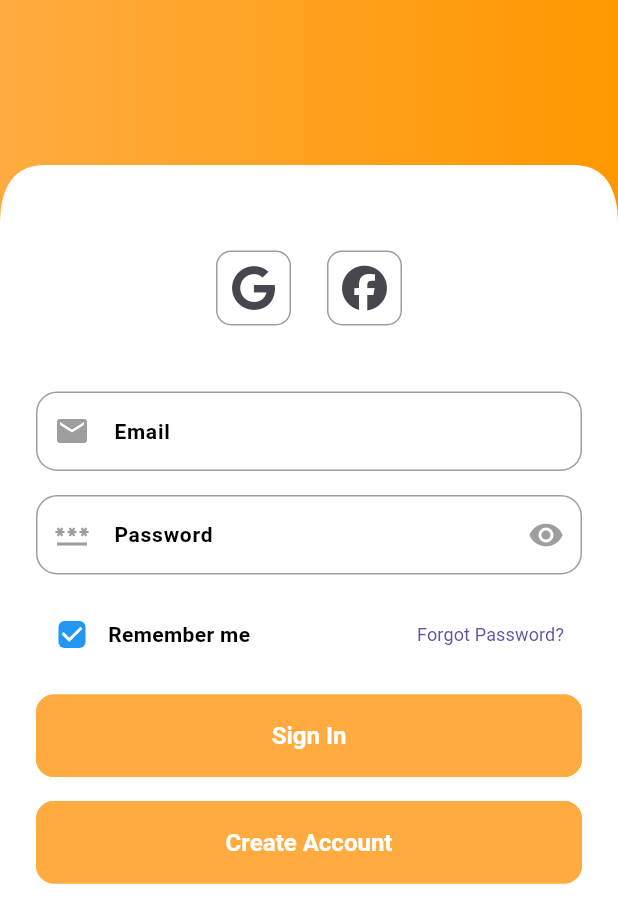
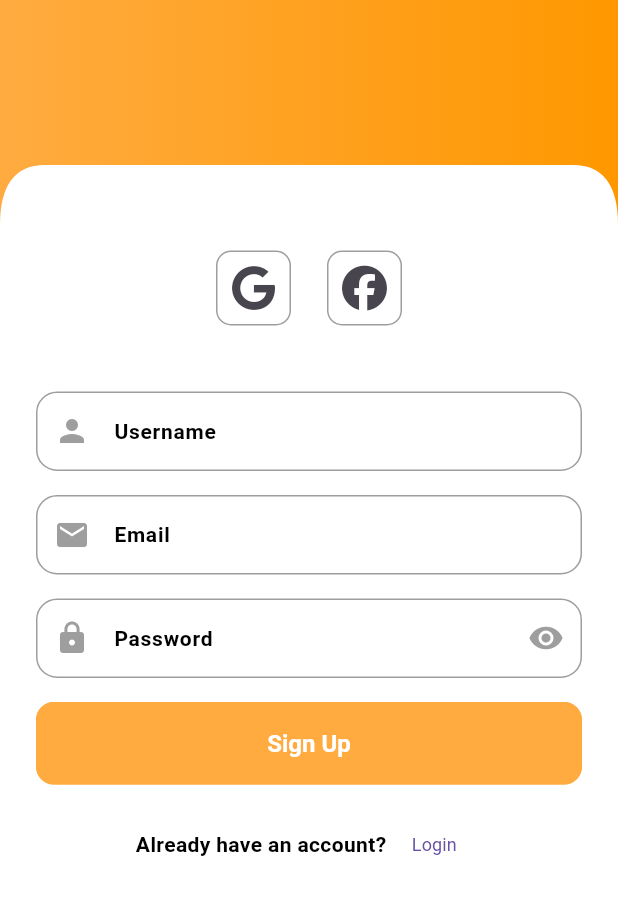
Before and after one commit to KlementA02/ChoFoodApp, a Flutter app: the screen it shows after launch, after a tap on "Create Account", on a phone screen of 412 x 824 dp. Shown: the top 923 px of the screen. Run offline on Flutter 3.47's test engine with Material 3 defaults, Android fonts, the light colour scheme and no system bars; our stand-ins replace carousel_slider, font_awesome_flutter, get, iconsax; network calls fail; Roboto replaces fonts that are missing (Poppins).

Commit message:
created the signup pagee

```diff
--- a/bike_delivery_app/lib/screens/login_screen.dart
+++ b/bike_delivery_app/lib/screens/login_screen.dart
@@ -3,6 +3,8 @@ import 'package:bike_delivery_app/screens/navigation_page.dart';
 import 'package:flutter/material.dart';
 import 'package:font_awesome_flutter/font_awesome_flutter.dart';
 import 'package:get/get.dart';
+
+import 'signup.dart';
 
 class LoginScreen extends StatelessWidget {
   const LoginScreen({super.key});
@@ -84,7 +86,14 @@ class LoginScreen extends StatelessWidget {
                         SizedBox(
                           width: double.infinity,
                           child: ElevatedButton(
-                              onPressed: () {},
+                              onPressed: () {
+                                // Navigate to another page
+                                Navigator.push(
+                                  context,
+                                  MaterialPageRoute(
+                                      builder: (context) => const SignUpPage()),
+                                );
+                              },
                               child: const Padding(
                                 padding: EdgeInsets.all(8.0),
                                 child: Text('Create Account'),
--- /dev/null
+++ b/bike_delivery_app/lib/screens/signup.dart
@@ -0,0 +1,145 @@
+import 'package:flutter/material.dart';
+import 'package:font_awesome_flutter/font_awesome_flutter.dart';
+import 'package:get/get.dart';
+
+import '../custom_shape/custom_shape.dart';
+import 'login_screen.dart';
+
+class SignUpPage extends StatelessWidget {
+  const SignUpPage({super.key});
+
+  @override
+  Widget build(BuildContext context) {
+    return Scaffold(
+      body: SingleChildScrollView(
+        child: Column(
+          children: [
+            ClipPath(
+              clipper: CustomCurvedEdges(),
+              child: Container(
+                height: 150,
+                decoration: const BoxDecoration(
+                    gradient: LinearGradient(
+                        colors: [Colors.orangeAccent, Colors.orange])),
+              ),
+            ),
+            Padding(
+              padding: const EdgeInsets.only(
+                top: 5,
+                left: 24,
+                bottom: 24,
+                right: 24,
+              ),
+              child: Column(
+                children: [
+                  const SignUpWithIcons(),
+                  Form(
+                    child: Padding(
+                      padding: const EdgeInsets.symmetric(vertical: 32),
+                      child: Column(
+                        children: [
+                          TextFormField(
+                            decoration: const InputDecoration(
+                                prefixIcon: Icon(Icons.person),
+                                labelText: "Username"),
+                          ),
+                          const SizedBox(height: 16),
+                          TextFormField(
+                            decoration: const InputDecoration(
+                                prefixIcon: Icon(Icons.mail),
+                                labelText: "Email"),
+                          ),
+                          const SizedBox(height: 16),
+                          TextFormField(
+                            decoration: const InputDecoration(
+                                prefixIcon: Icon(Icons.lock),
+                                labelText: "Password",
+                                suffixIcon: Icon(Icons.visibility)),
+                          ),
+                          const SizedBox(height: 16),
+                          SizedBox(
+                            width: double.infinity,
+                            child: ElevatedButton(
+                              onPressed: () {
+                                // Perform sign up logic
+                              },
+                              child: const Padding(
+                                padding: EdgeInsets.all(8.0),
+                                child: Text('Sign Up'),
+                              ),
+                            ),
+                          ),
+                          const SizedBox(height: 16),
+                          Row(
+                            mainAxisAlignment: MainAxisAlignment.center,
+                            children: [
+                              const Text("Already have an account?"),
+                              TextButton(
+                                onPressed: () {
+                                  // Navigate to login page
+                                  Get.to(const LoginScreen());
+                                },
+                                child: const Text("Login"),
+                              ),
+                            ],
+                          ),
+                        ],
+                      ),
+                    ),
+                  ),
+                ],
+              ),
+            ),
+          ],
+        ),
+      ),
+    );
+  }
+}
+
+class SignUpWithIcons extends StatelessWidget {
+  const SignUpWithIcons({Key? key}) : super(key: key);
+
+  @override
+  Widget build(BuildContext context) {
+    return Row(
+      mainAxisAlignment: MainAxisAlignment.center,
+      children: [
+        Padding(
+          padding: const EdgeInsets.all(12.0),
+          child: Container(
+            decoration: BoxDecoration(
+                border: Border.all(color: Colors.grey),
+                borderRadius: BorderRadius.circular(10)),
+            child: IconButton(
+              onPressed: () {
+                // Implement Google sign up logic
+              },
+              icon: const FaIcon(
+                FontAwesomeIcons.google,
+                size: 30,
+              ),
+            ),
+          ),
+        ),
+        Padding(
+          padding: const EdgeInsets.all(12.0),
+          child: Container(
+            decoration: BoxDecoration(
+                border: Border.all(color: Colors.grey),
+                borderRadius: BorderRadius.circular(10)),
+            child: IconButton(
+              onPressed: () {
+                // Implement Facebook sign up logic
+              },
+              icon: const FaIcon(
+                FontAwesomeIcons.facebook,
+                size: 30,
+              ),
+            ),
+          ),
+        )
+      ],
+    );
+  }
+}
```
Also changed, not shown: bike_delivery_app/pubspec.lock, 3 other files.
